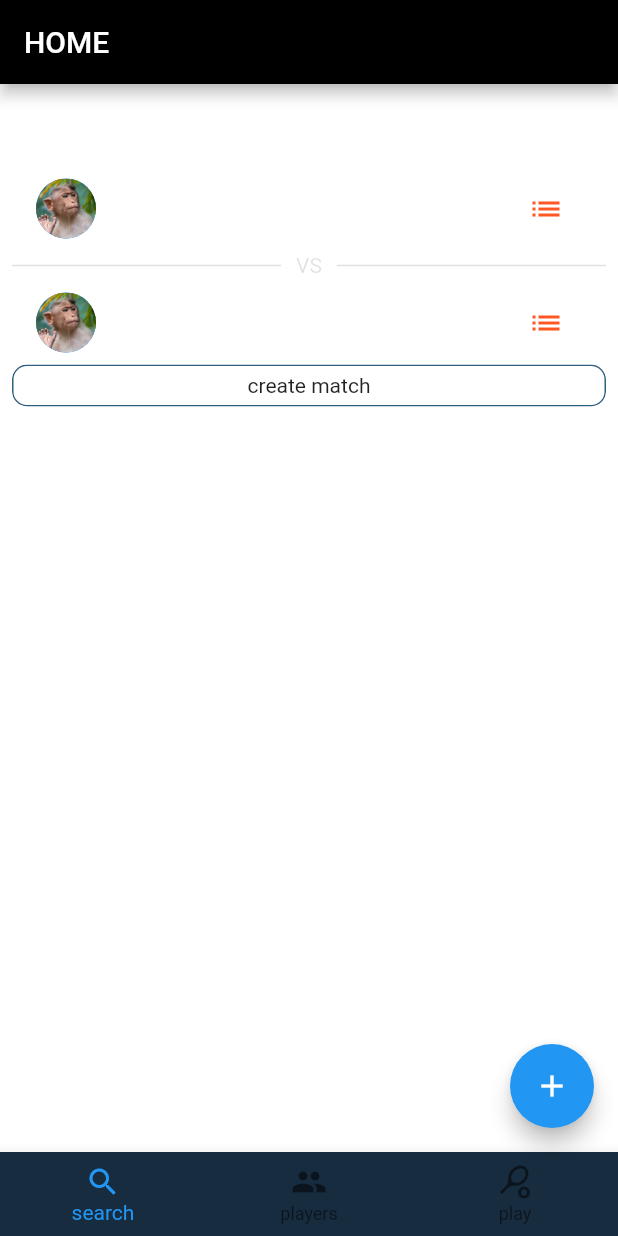
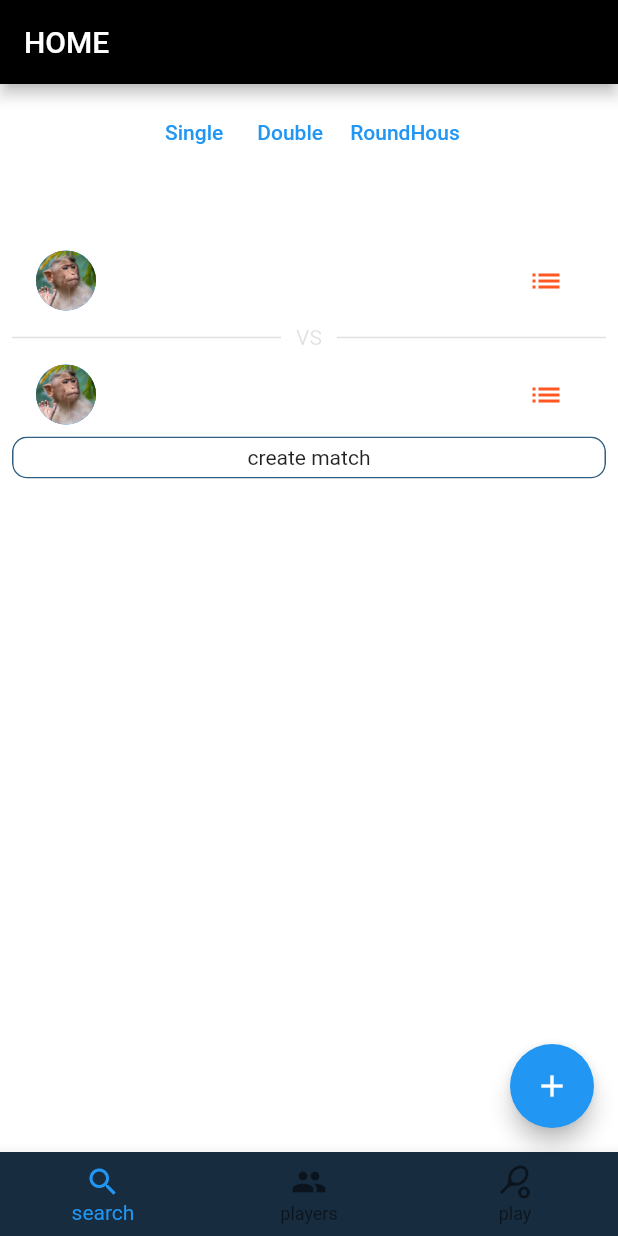
Before and after one commit to getitnordic/get-pong-mono, a Flutter app: the screen it shows after launch, on a phone screen of 412 x 824 dp. Run offline on Flutter 3.47's test engine with Material 2 defaults, Android fonts, the light colour scheme and no system bars; our stand-ins replace flutter_riverpod, google_fonts; Roboto replaces fonts that are missing (Goldman).

Commit message:
statelaboration

```diff
--- a/app/lib/my_app.dart
+++ b/app/lib/my_app.dart
@@ -1,7 +1,7 @@
 import 'package:flutter/material.dart';
 import 'package:get_pong/src/Presentation/pages/home/home_page.dart';
 
-import 'config/themes/my_theme.dart';
+// import 'config/themes/my_theme.dart';
 // <<<<<<< HEAD
 // import 'package:get_pong/src/Presentation/pages/home/home_page.dart';
 
--- a/app/lib/src/Presentation/pages/home/home_page.dart
+++ b/app/lib/src/Presentation/pages/home/home_page.dart
@@ -1,7 +1,6 @@
 import 'package:flutter/material.dart';
-import 'package:get_pong/config/themes/my_theme.dart';
 import 'package:get_pong/src/presentation/widgets/widgets.dart';
-import 'package:google_fonts/google_fonts.dart';
+import '../../widgets/my_gameplay_button.dart';
 
 class HomePage extends StatelessWidget {
   const HomePage({Key? key}) : super(key: key);
@@ -14,6 +13,7 @@ class HomePage extends StatelessWidget {
         padding: const EdgeInsets.all(8.0),
         child: Column(
           children: [
+            const GameTypeButton(),
             const Center(
               child: Text(
                 'Create Match',
@@ -27,12 +27,12 @@ class HomePage extends StatelessWidget {
               title: 'test namn',
               onTap: () => print('hejehje'),
             ),
-            MyVsDevider(),
+            const MyVsDevider(),
             MyPlayerAvatar(
               title: 'test namn',
               onTap: () => print('hejehje'),
             ),
-            MyBigButton(buttonText: 'create match'),
+            const MyBigButton(buttonText: 'create match'),
           ],
         ),
       ),
--- /dev/null
+++ b/app/lib/src/Presentation/widgets/my_gameplay_button.dart
@@ -0,0 +1,78 @@
+import 'package:flutter/material.dart';
+import 'package:flutter_riverpod/flutter_riverpod.dart';
+
+final colorProvider = StateProvider((ref) => Colors.white);
+
+class ChangeThemeState extends ChangeNotifier {
+  bool selectMode = false;
+
+  void enableSelectedMode() {
+    selectMode = true;
+    notifyListeners();
+  }
+
+  void enableUnselectedMode() {
+    selectMode = false;
+    notifyListeners();
+  }
+}
+
+final changeTheme = ChangeNotifierProvider.autoDispose((ref) {
+  return ChangeThemeState();
+});
+
+class GameTypeButton extends ConsumerWidget {
+  const GameTypeButton({
+    Key? key,
+  }) : super(key: key);
+
+  @override
+  Widget build(BuildContext context, WidgetRef ref) {
+    // final statecolor = ref.watch(colorProvider);
+
+    final isSelectedMode = ref.read(changeTheme).selectMode;
+    // final theme = Theme.of(context);
+    // final currentTheme = ref.watch(changeTheme);
+
+    return Center(
+      child: Row(
+        mainAxisSize: MainAxisSize.min,
+        children: <Widget>[
+          TextButton(
+            style: TextButton.styleFrom(
+              textStyle: Theme.of(context).textTheme.bodyText1,
+            ),
+            onPressed: () {
+              if (isSelectedMode) {
+                ref.read(changeTheme.notifier).enableSelectedMode();
+              } else {
+                ref.read(changeTheme.notifier).enableUnselectedMode();
+              }
+              // ref.read(colorProvider.notifier).state;
+            },
+            child: const Text('Single'),
+          ),
+          TextButton(
+            style: TextButton.styleFrom(
+              textStyle: Theme.of(context).textTheme.bodyText1,
+            ),
+            onPressed: () {
+              print("Doubletrouble");
+            },
+            child: const Text('Double'),
+          ),
+          TextButton(
+            style: TextButton.styleFrom(
+              textStyle: Theme.of(context).textTheme.bodyText1,
+            ),
+            onPressed: () {
+              print("round in the house");
+            },
+            child: const Text('RoundHous'),
+          ),
+          const SizedBox(height: 30),
+        ],
+      ),
+    );
+  }
+}
--- a/app/pubspec.yaml
+++ b/app/pubspec.yaml
@@ -35,6 +35,8 @@ dependencies:
   # Use with the CupertinoIcons class for iOS style icons.
   cupertino_icons: ^1.0.2
   google_fonts: ^2.3.1
+  riverpod: ^2.0.0-dev.5
+  flutter_riverpod: ^2.0.0-dev.5
 
 dev_dependencies:
   flutter_test:
```
Also changed, not shown: app/lib/config/themes/my_theme.dart (+13 -0 lines), app/lib/main_dev.dart (+11 -3 lines), app/lib/main_prod.dart (+11 -3 lines), app/pubspec.lock, 3 other files.
